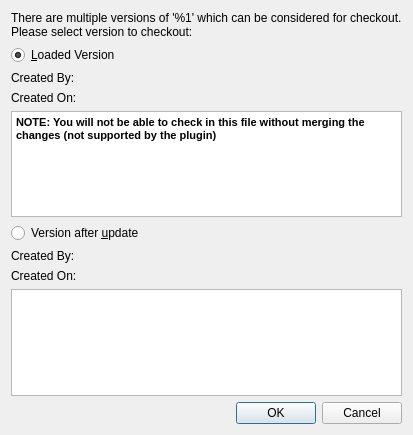
qt-creator/qt-creator, file src/plugins/clearcase/versionselector.ui: the form before one commit.
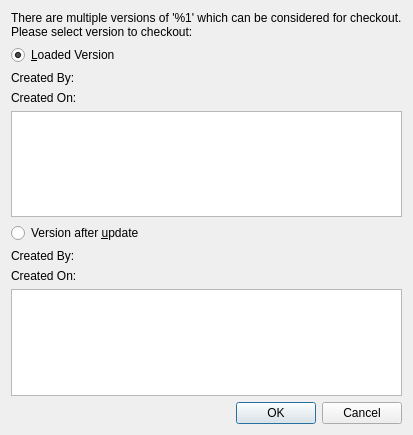
The form after the commit.

Commit message:
Translation fixes in the ClearCase plugin.
- Add translator's comments.
- Capitalize Dialog titles.
- Replace Qt Designer's generated rich text (hardcoded font)
  by simple HTML.
- Remove exclamation marks (do not shout at users).

Diff of the .ui file:
```diff
--- a/src/plugins/clearcase/versionselector.ui
+++ b/src/plugins/clearcase/versionselector.ui
@@ -75,15 +75,7 @@
       </widget>
      </item>
      <item row="3" column="0" colspan="2">
-      <widget class="QTextEdit" name="loadedText">
-       <property name="html">
-        <string>&lt;!DOCTYPE HTML PUBLIC &quot;-//W3C//DTD HTML 4.0//EN&quot; &quot;http://www.w3.org/TR/REC-html40/strict.dtd&quot;&gt;
-&lt;html&gt;&lt;head&gt;&lt;meta name=&quot;qrichtext&quot; content=&quot;1&quot; /&gt;&lt;style type=&quot;text/css&quot;&gt;
-p, li { white-space: pre-wrap; }
-&lt;/style&gt;&lt;/head&gt;&lt;body style=&quot; font-family:'MS Shell Dlg 2'; font-size:8.25pt; font-weight:400; font-style:normal;&quot;&gt;
-&lt;p style=&quot; margin-top:0px; margin-bottom:0px; margin-left:0px; margin-right:0px; -qt-block-indent:0; text-indent:0px;&quot;&gt;&lt;span style=&quot; font-size:8pt; font-weight:600;&quot;&gt;NOTE: You will not be able to check in this file without merging the changes (not supported by the plugin)&lt;/span&gt;&lt;/p&gt;&lt;/body&gt;&lt;/html&gt;</string>
-       </property>
-      </widget>
+      <widget class="QTextEdit" name="loadedText"/>
      </item>
     </layout>
    </item>
```
Left out of the diff: 2 changed lines with no effect on the pictures. The commit also changes 5 other files.
